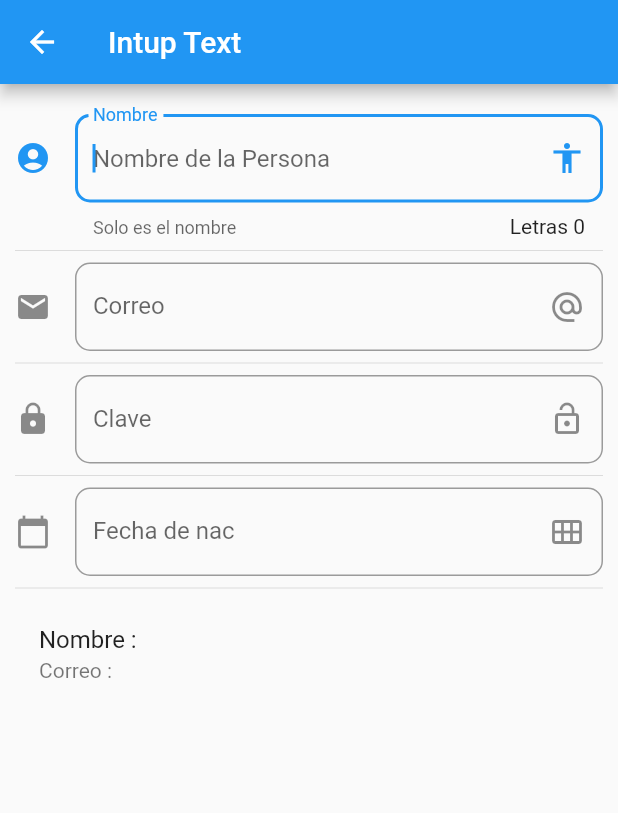
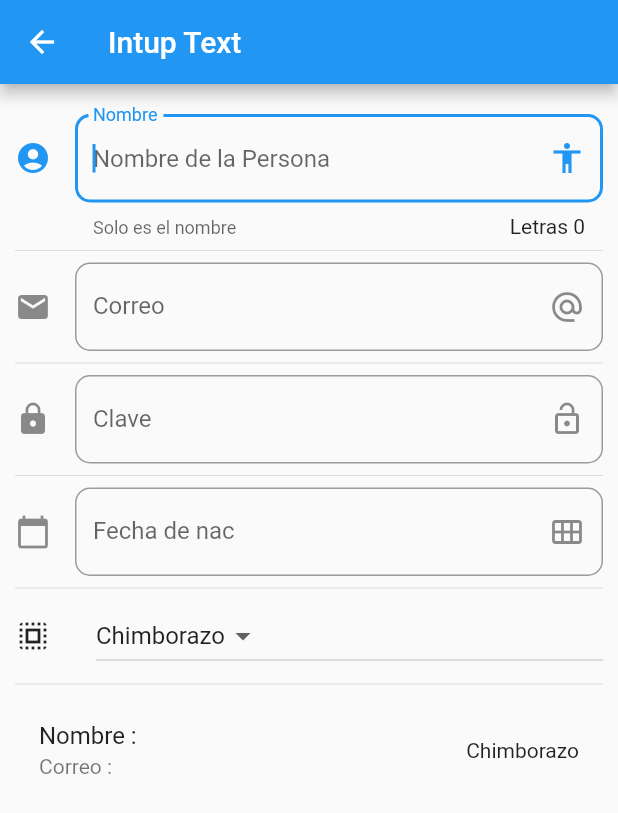
Before and after one commit to lemaedu/app02, a Flutter app: the InputPage screen opened by its route, on a phone screen of 412 x 824 dp. Shown: the top 813 px of the screen. Run offline on Flutter 3.47's test engine with Material 2 defaults, Android fonts, the phone set to English and light mode, and no system bars.

Commit message:
82. Dropdown y DropdownMenuItem

```diff
--- a/lib/src/pages/input_page.dart
+++ b/lib/src/pages/input_page.dart
@@ -11,6 +11,16 @@ class _InputPageState extends State<InputPage> {
   String _nombre = '';
   String _email = '';
   String _fecha = '';
+
+  String _opcionSeleccionada = 'Chimborazo';
+
+  List<String> _provincias = [
+    'Chimborazo',
+    'Cotopaxi',
+    'Tunguragua',
+    'Bolivar'
+  ];
+
   TextEditingController _inputFieldDateController = new TextEditingController();
 
   @override
@@ -29,6 +39,8 @@ class _InputPageState extends State<InputPage> {
           _crearPassword(),
           Divider(),
           _crearFecha(context),
+          Divider(),
+          _crearDropDown(), //Combobox, Select
           Divider(),
           _crearPersona(),
         ],
@@ -57,10 +69,44 @@ class _InputPageState extends State<InputPage> {
     );
   }
 
+  List<DropdownMenuItem<String>> getOpcionesDropDown() {
+    List<DropdownMenuItem<String>> lista = new List();
+    _provincias.forEach((provincia) {
+      lista.add(DropdownMenuItem(
+        child: Text(provincia),
+        value: provincia,
+      ));
+    });
+    return lista;
+  }
+
+  Widget _crearDropDown() {
+    return Row(
+      children: <Widget>[
+        Icon(Icons.select_all),
+        SizedBox(
+          width: 30.0,
+        ),
+        Expanded(
+          child: DropdownButton(
+            value: _opcionSeleccionada,
+            items: getOpcionesDropDown(),
+            onChanged: (op) {
+              setState(() {
+                _opcionSeleccionada = op;
+              });
+            },
+          ),
+        )
+      ],
+    );
+  }
+
   Widget _crearPersona() {
     return ListTile(
       title: Text('Nombre : $_nombre'),
       subtitle: Text('Correo : $_email'),
+      trailing: Text(_opcionSeleccionada),
     );
   }
 
```
